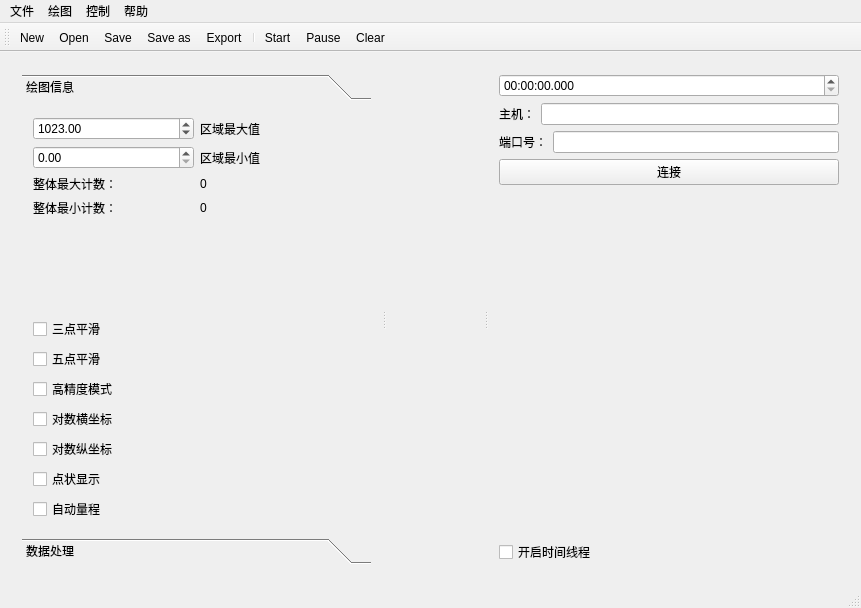
Before: the Qt Designer form mainwindow.ui in RockPie/Smally, drawn with Qt 5.
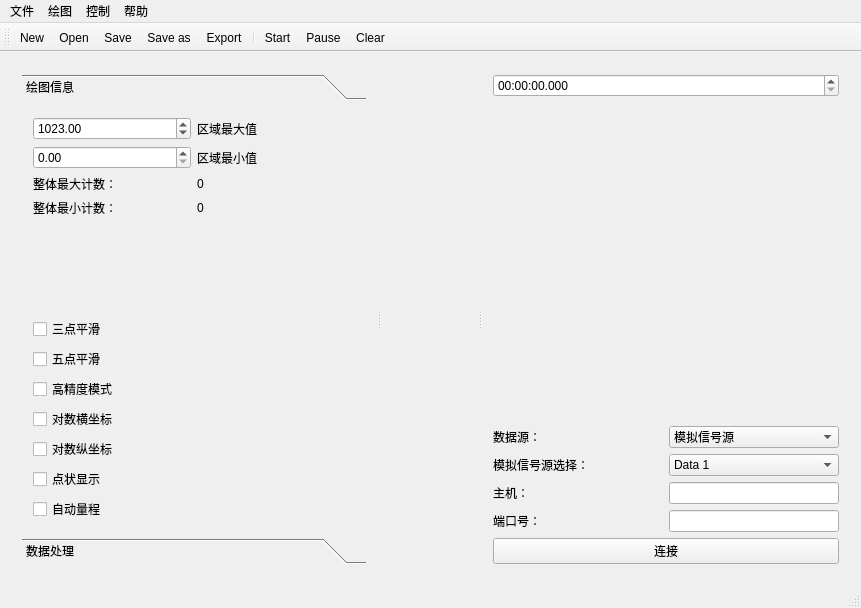
After: the same form once the commit is applied. Icons and pictures are not drawn.

```diff
--- a/mainwindow.ui
+++ b/mainwindow.ui
@@ -41,7 +41,7 @@
             <rect>
              <x>0</x>
              <y>0</y>
-             <width>439</width>
+             <width>348</width>
              <height>431</height>
             </rect>
            </property>
@@ -270,7 +270,7 @@
         </layout>
        </widget>
        <widget class="QWidget" name="verticalLayoutWidget">
-        <layout class="QVBoxLayout" name="RightLay" stretch="0,0,0,0,0,0">
+        <layout class="QVBoxLayout" name="RightLay" stretch="0,0,0,0,0,0,0">
          <item>
           <widget class="QTimeEdit" name="timeEdit">
            <property name="displayFormat">
@@ -278,6 +278,96 @@
            </property>
           </widget>
          </item>
+         <item>
+          <spacer name="verticalSpacer_2">
+           <property name="orientation">
+            <enum>Qt::Vertical</enum>
+           </property>
+           <property name="sizeHint" stdset="0">
+            <size>
+             <width>20</width>
+             <height>40</height>
+            </size>
+           </property>
+          </spacer>
+         </item>
+         <item>
+          <layout class="QHBoxLayout" name="horizontalLayout_14">
+           <item>
+            <widget class="QLabel" name="label_7">
+             <property name="text">
+              <string>数据源：</string>
+             </property>
+            </widget>
+           </item>
+           <item>
+            <widget class="QComboBox" name="SourcecomboBox">
+             <property name="sizePolicy">
+              <sizepolicy hsizetype="Preferred" vsizetype="Fixed">
+               <horstretch>0</horstretch>
+               <verstretch>0</verstretch>
+              </sizepolicy>
+             </property>
+             <property name="minimumSize">
+              <size>
+               <width>0</width>
+               <height>0</height>
+              </size>
+             </property>
+             <item>
+              <property name="text">
+               <string>模拟信号源</string>
+              </property>
+             </item>
+             <item>
+              <property name="text">
+               <string>外部服务器</string>
+              </property>
+             </item>
+            </widget>
+           </item>
+          </layout>
+         </item>
+         <item>
+          <layout class="QHBoxLayout" name="horizontalLayout_15">
+           <item>
+            <widget class="QLabel" name="label_8">
+             <property name="text">
+              <string>模拟信号源选择：</string>
+             </property>
+            </widget>
+           </item>
+           <item>
+            <widget class="QComboBox" name="SimcomboBox">
+             <item>
+              <property name="text">
+               <string>Data 1</string>
+              </property>
+             </item>
+             <item>
+              <property name="text">
+               <string>Data 2</string>
+              </property>
+             </item>
+             <item>
+              <property name="text">
+               <string>Data 3</string>
+              </property>
+             </item>
+             <item>
+              <property name="text">
+               <string>Data 4</string>
+              </property>
+             </item>
+             <item>
+              <property name="text">
+               <string>Data 5</string>
+              </property>
+             </item>
+            </widget>
+           </item>
+          </layout>
+         </item>
          <item>
           <layout class="QHBoxLayout" name="horizontalLayout_12">
            <item>
@@ -288,7 +378,20 @@
             </widget>
            </item>
            <item>
-            <widget class="QLineEdit" name="hostlineEdit"/>
+            <widget class="QLineEdit" name="hostlineEdit">
+             <property name="sizePolicy">
+              <sizepolicy hsizetype="Preferred" vsizetype="Fixed">
+               <horstretch>0</horstretch>
+               <verstretch>0</verstretch>
+              </sizepolicy>
+             </property>
+             <property name="minimumSize">
+              <size>
+               <width>0</width>
+               <height>0</height>
+              </size>
+             </property>
+            </widget>
            </item>
           </layout>
          </item>
@@ -302,7 +405,20 @@
             </widget>
            </item>
            <item>
-            <widget class="QLineEdit" name="portlineEdit"/>
+            <widget class="QLineEdit" name="portlineEdit">
+             <property name="sizePolicy">
+              <sizepolicy hsizetype="Preferred" vsizetype="Fixed">
+               <horstretch>0</horstretch>
+               <verstretch>0</verstretch>
+              </sizepolicy>
+             </property>
+             <property name="minimumSize">
+              <size>
+               <width>0</width>
+               <height>0</height>
+              </size>
+             </property>
+            </widget>
            </item>
           </layout>
          </item>
@@ -313,26 +429,6 @@
            </property>
           </widget>
          </item>
-         <item>
-          <spacer name="verticalSpacer_2">
-           <property name="orientation">
-            <enum>Qt::Vertical</enum>
-           </property>
-           <property name="sizeHint" stdset="0">
-            <size>
-             <width>20</width>
-             <height>40</height>
-            </size>
-           </property>
-          </spacer>
-         </item>
-         <item>
-          <widget class="QCheckBox" name="ThreadBox">
-           <property name="text">
-            <string>开启时间线程</string>
-           </property>
-          </widget>
-         </item>
         </layout>
        </widget>
       </widget>
```
Left out of the diff: 2 changed lines with no effect on the pictures.
